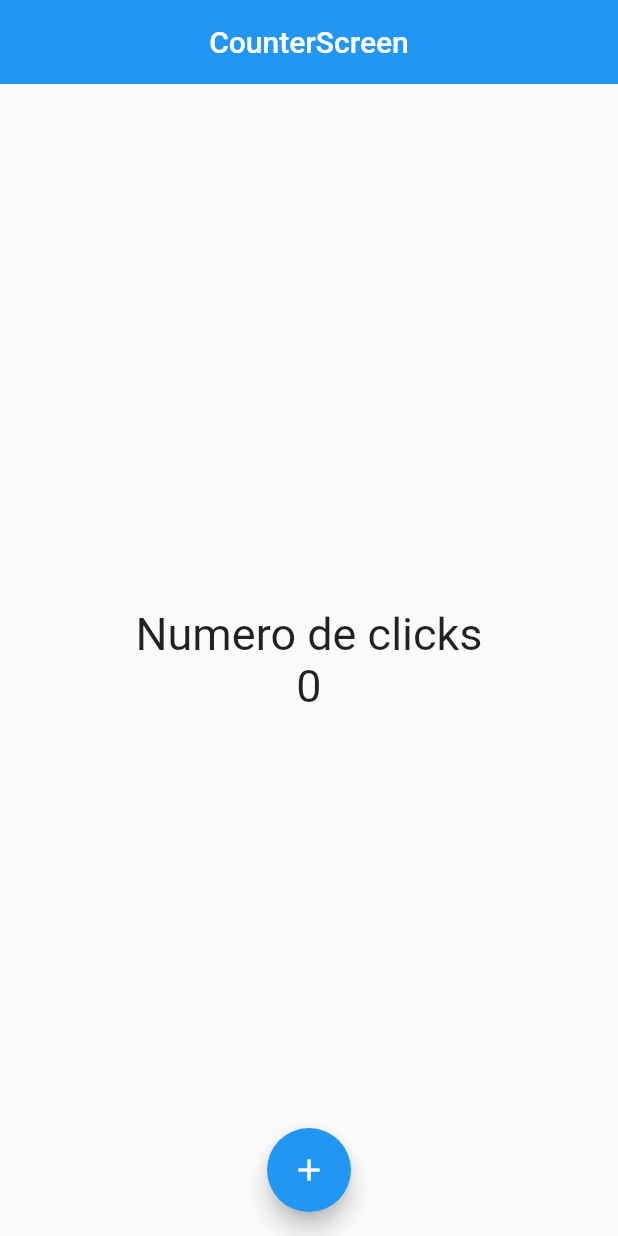
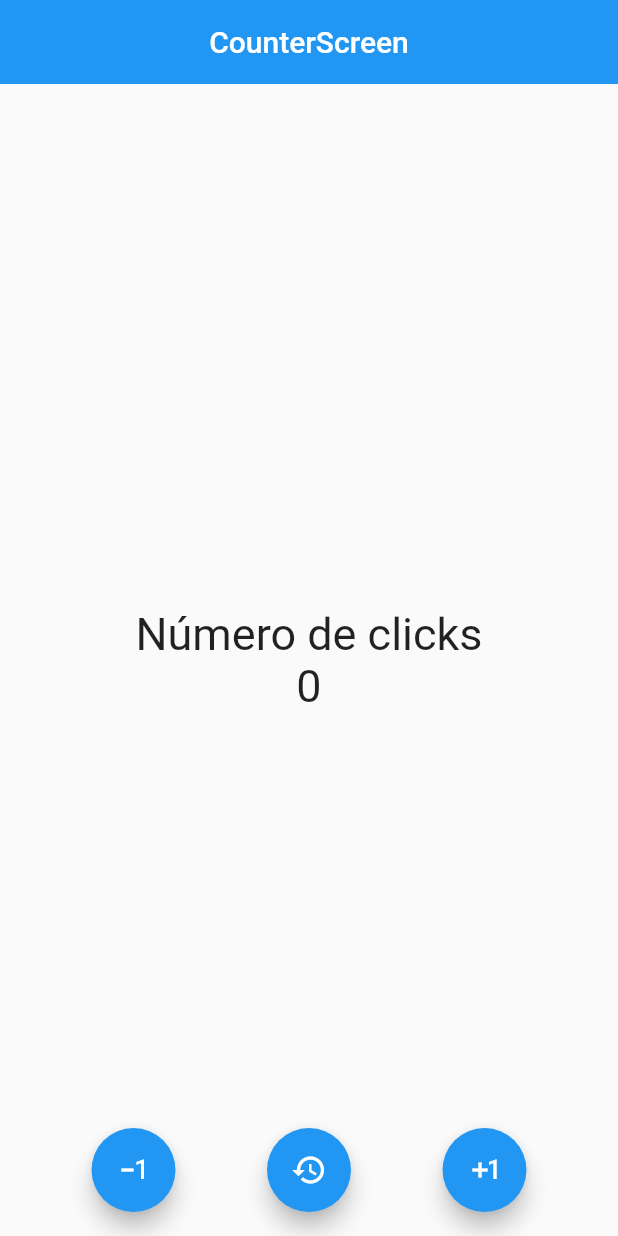
Before and after one commit to JepcDev/conum_app, a Flutter app: the screen it shows after launch, on a phone screen of 412 x 824 dp. Run offline on Flutter 3.47's test engine with Material 2 defaults, Android fonts, the phone set to English and light mode, and no system bars.

Commit message:
ADD additional actions

```diff
--- a/lib/screens/counter_screen.dart
+++ b/lib/screens/counter_screen.dart
@@ -1,8 +1,6 @@
 import 'package:flutter/material.dart';
 
-
 class CounterScreen extends StatefulWidget {
-
   const CounterScreen({super.key});
 
   // Administra el estado del widget
@@ -11,16 +9,13 @@ class CounterScreen extends StatefulWidget {
 }
 
 class _CounterScreenState extends State<CounterScreen> {
-
   int counter = 0;
   @override
   Widget build(BuildContext context) {
-
     const fontSize30 = TextStyle(fontSize: 30);
 
     // DEV return
     return Scaffold(
-
       // DEV AppBar
       appBar: AppBar(
         centerTitle: true,
@@ -34,25 +29,53 @@ class _CounterScreenState extends State<CounterScreen> {
         child: Column(
           // DEV mainAxisAlignment
           mainAxisAlignment: MainAxisAlignment.center,
+
           // DEV children
           children: <Widget>[
-
-            Text('Numero de clicks', style: fontSize30),
-
+            Text('Número de clicks', style: fontSize30),
             Text('$counter', style: fontSize30),
           ],
         ),
       ),
+
       // DEV floatingActionButton
-      floatingActionButtonLocation: FloatingActionButtonLocation.centerFloat,
-      floatingActionButton: FloatingActionButton(
-        // DEV child Icon
-        child: const Icon(Icons.add),
-        // DEV onPressed
-        onPressed: () {
-          counter++;
-          setState(() {});
-        },
+      floatingActionButtonLocation:
+          FloatingActionButtonLocation.centerFloat,
+
+      // DEV floatingActionButton
+      floatingActionButton: Row(
+        mainAxisAlignment: MainAxisAlignment.spaceEvenly,
+        children: [
+          FloatingActionButton(
+            child: const Icon(Icons.exposure_minus_1_outlined),
+            onPressed: () {
+              counter--;
+              // setState es una funcion que notifica que ubo un cambio en el estado y como conseucencia se redibujara el widget con los nuevos cambios
+              // para mantener una mejor lectura de code primero se hacen los cambios luego se manda a llamar a l setState
+              setState(() {});
+            },
+          ),
+
+          // const SizedBox(width: 20,),
+
+          FloatingActionButton(
+            child: const Icon(Icons.restore_outlined),
+            onPressed: () {
+              counter = 0;
+              setState(() {});
+            },
+          ),
+
+          // const SizedBox(width: 20,),
+
+          FloatingActionButton(
+            child: const Icon(Icons.exposure_plus_1_outlined),
+            onPressed: () {
+              counter++;
+              setState(() {});
+            },
+          ),
+        ],
       ),
     );
   }
```
